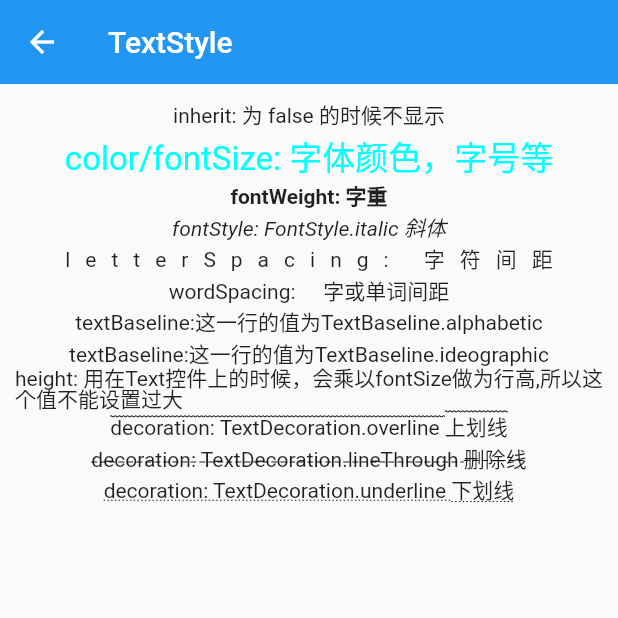
After one commit to chinabrant/flutter_study, a Flutter app: the TextStylePage screen opened by its route, on a phone screen of 412 x 824 dp, the top half of it. The commit adds this screen. Run offline on Flutter 3.47's test engine with Material 2 defaults, Android fonts, the phone set to English and light mode, and no system bars.

Commit message:
添加TextStyle Demo

```diff
--- a/lib/main.dart
+++ b/lib/main.dart
@@ -1,6 +1,10 @@
 import 'package:flutter/material.dart';
 import 'dart:async';
 import './refreshindicator/refreshIndicator_demo.dart';
+import './router/flutter_router.dart';
+import './router_demo/second_page.dart';
+import './router_demo/router_home_page.dart';
+import './text_style/text_style_demo.dart';
 
 void main() => runApp(new MyApp());
 
@@ -14,6 +18,12 @@ class MyApp extends StatelessWidget {
         primarySwatch: Colors.blue,
       ),
       home: new MyHomePage(title: 'Flutter实例'),
+      routes: <String, WidgetBuilder> {
+        // 这里可以定义静态路由，不能传递参数
+        '/router/second': (_) => new SecondPage(),
+        '/router/home': (_) => new RouterHomePage(),
+        '/text/style': (_) => new TextStylePage(),
+      },
     );
   }
 }
@@ -38,6 +48,8 @@ class _MyHomePageState extends State<MyHomePage> {
   void initState() {
     super.initState();
     list.add({"title": '下拉刷新', 'type': 'pullToRefresh'});
+    list.add({"title": '路由导航', 'type': 'router'});
+    list.add({"title": 'TextStyle', 'type': 'ts', 'router': '/text/style'});
   }
 
   @override
@@ -62,11 +74,13 @@ class _MyHomePageState extends State<MyHomePage> {
       onTap: () {
         if (map['type'] == 'pullToRefresh') {
           // 下拉刷新
-          Navigator.of(context).push(new PageRouteBuilder(pageBuilder:
-              (BuildContext context, Animation<double> animation,
-                  Animation<double> secondaryAnimation) {
-            return new RefreshIndicatorDemo();
-          }));
+          BRouter.pushRefreshDetail(context);
+        }
+        else if (map['type'] == 'router') {
+          Navigator.of(context).pushNamed('/router/home');
+        }
+        else if (map['type'] == 'ts') {
+          Navigator.of(context).pushNamed('/text/style');
         }
       },
       child: new Column(
@@ -77,7 +91,9 @@ class _MyHomePageState extends State<MyHomePage> {
             alignment: Alignment.center,
             child: new Text(map['title']),
           ),
-          Divider(height: 0.5,)
+          Divider(
+            height: 0.5,
+          )
         ],
       ),
     );
--- /dev/null
+++ b/lib/text_style/text_style_demo.dart
@@ -0,0 +1,105 @@
+import 'package:flutter/material.dart';
+
+/**
+ * TextStyle Demo页面
+ */
+class TextStylePage extends StatefulWidget {
+  @override
+  State<StatefulWidget> createState() {
+    return new TextStyleState();
+  }
+}
+
+class TextStyleState extends State<TextStylePage> {
+  @override
+  Widget build(BuildContext context) {
+    return new Scaffold(
+        appBar: new AppBar(
+          // 去掉导航栏下面的阴影
+          elevation: 0.0,
+          title: new Text('TextStyle'),
+        ),
+        body: new Container(
+          margin: EdgeInsets.all(10.0),
+          child: new Column(
+            crossAxisAlignment: CrossAxisAlignment.center,
+            children: <Widget>[
+              new Text(
+                'inherit: 为 false 的时候不显示',
+                style: new TextStyle(
+                  inherit: true,
+                ),
+              ),
+              new Text(
+                'color/fontSize: 字体颜色，字号等',
+                style: new TextStyle(
+                  color: Color(0xff00ffff),
+                  // color: Color.fromARGB(255, 150, 150, 150),
+                  fontSize: 22.0,
+                ),
+              ),
+              new Text(
+                'fontWeight: 字重',
+                style: new TextStyle(fontWeight: FontWeight.w700),
+              ),
+              new Text(
+                'fontStyle: FontStyle.italic 斜体',
+                style: new TextStyle(
+                  fontStyle: FontStyle.italic,
+                ),
+              ),
+              new Text(
+                'letterSpacing: 字符间距',
+                style: new TextStyle(
+                  letterSpacing: 10.0,
+                  // wordSpacing: 15.0
+                ),
+              ),
+              new Text(
+                'wordSpacing: 字或单词间距',
+                style: new TextStyle(
+                    // letterSpacing: 10.0,
+                    wordSpacing: 15.0),
+              ),
+              new Text(
+                'textBaseline:这一行的值为TextBaseline.alphabetic',
+                style: new TextStyle(
+                    textBaseline: TextBaseline.alphabetic),
+              ),
+              new Text(
+                'textBaseline:这一行的值为TextBaseline.ideographic',
+                style: new TextStyle(
+                    textBaseline: TextBaseline.ideographic),
+              ),
+              new Text(
+                'height: 用在Text控件上的时候，会乘以fontSize做为行高,所以这个值不能设置过大',
+                style: new TextStyle(
+                  height: 1.0,
+                )
+              ),
+              new Text(
+                'decoration: TextDecoration.overline 上划线',
+                style: new TextStyle(
+                  decoration: TextDecoration.overline,
+                  decorationStyle: TextDecorationStyle.wavy
+                )
+              ),
+              new Text(
+                'decoration: TextDecoration.lineThrough 删除线',
+                style: new TextStyle(
+                  decoration: TextDecoration.lineThrough,
+                  decorationStyle: TextDecorationStyle.dashed
+                )
+              ),
+              new Text(
+                'decoration: TextDecoration.underline 下划线',
+                style: new TextStyle(
+                  decoration: TextDecoration.underline,
+                  decorationStyle: TextDecorationStyle.dotted
+                )
+              ),
+            ],
+          ),
+        ));
+  }
+}
```
Also changed, not shown: lib/router/flutter_router.dart (added, +34 -0 lines), lib/router_demo/router_home_page.dart (added, +79 -0 lines), lib/router_demo/second_page.dart (added, +45 -0 lines), 1 other file.
